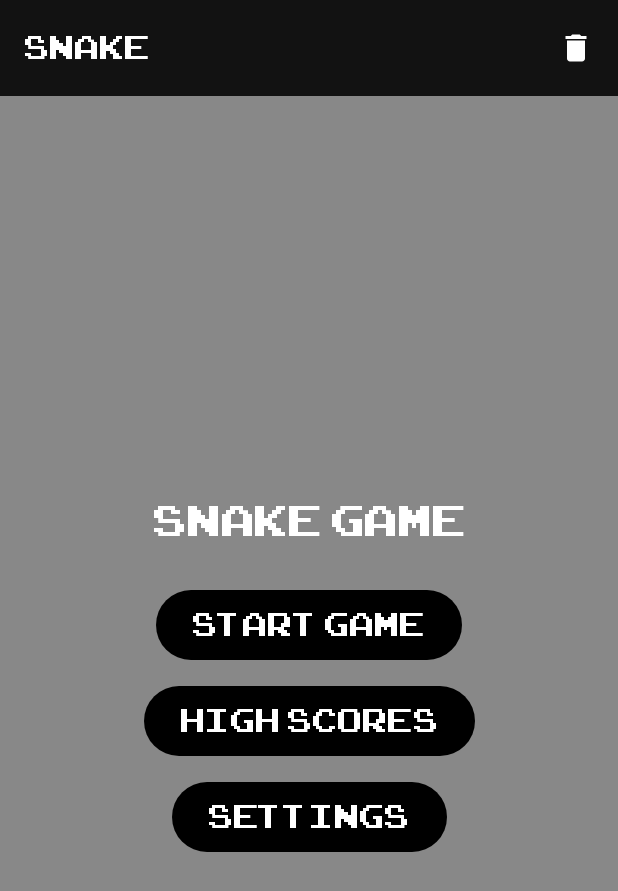
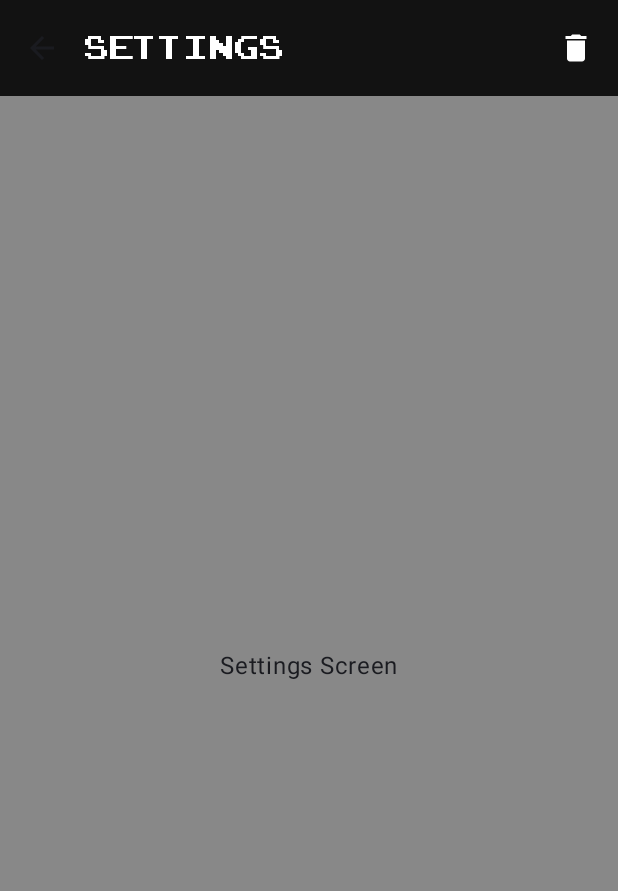
Before and after one commit to VencelKocsis/Snake, an Android app built with Jetpack Compose: the composable MainNavScreen shown on its own in the app's theme, after a tap on "Settings", on a phone screen of 412 x 824 dp. Shown: the top 891 px of the screen. Run offline under Robolectric (Android 15) with nearby library versions, the phone set to English and light mode, and no system bars; our stand-ins replace livedata-compose.

Commit message:
SettingsScreen

```diff
--- a/app/src/main/java/hu/bme/aut/android/snake/feature/settings/SettingsScreen.kt
+++ b/app/src/main/java/hu/bme/aut/android/snake/feature/settings/SettingsScreen.kt
@@ -1,4 +1,24 @@
 package hu.bme.aut.android.snake.feature.settings
 
-class SettingsScreen {
+import androidx.compose.foundation.background
+import androidx.compose.foundation.layout.Arrangement
+import androidx.compose.foundation.layout.Column
+import androidx.compose.foundation.layout.fillMaxSize
+import androidx.compose.material3.Text
+import androidx.compose.runtime.Composable
+import androidx.compose.ui.Alignment
+import androidx.compose.ui.Modifier
+import androidx.compose.ui.graphics.Color
+
+@Composable
+fun SettingsScreen() {
+    Column(
+        Modifier
+            .fillMaxSize()
+            .background(Color.Gray),
+        horizontalAlignment = Alignment.CenterHorizontally,
+        verticalArrangement = Arrangement.Center
+    ) {
+        Text(text = "Settings Screen")
+    }
 }
--- a/app/src/main/java/hu/bme/aut/android/snake/navigation/NavGraph.kt
+++ b/app/src/main/java/hu/bme/aut/android/snake/navigation/NavGraph.kt
@@ -9,6 +9,7 @@ import androidx.navigation.compose.composable
 import androidx.navigation.compose.rememberNavController
 import hu.bme.aut.android.snake.feature.main.MainScreen
 import hu.bme.aut.android.snake.feature.main.MainViewModel
+import hu.bme.aut.android.snake.feature.settings.SettingsScreen
 
 @Composable
 fun NavGraph(
@@ -23,16 +24,22 @@ fun NavGraph(
         modifier = modifier
     ) {
         //gameScreen
+
+        //preGameScreen
+
+        //mainscreen
         composable("mainscreen") {
             mainViewModel.updateTitle("Snake", false)
             MainScreen(navController = navController)
         }
-        //preGameScreen
-
-        //mainscreen
 
         //highscores
 
         //settings
+        composable("settings") {
+            mainViewModel.updateTitle("Settings", true)
+            mainViewModel.setNavigationAction { navController.navigate("mainscreen") }
+            SettingsScreen()
+        }
     }
 }
```
